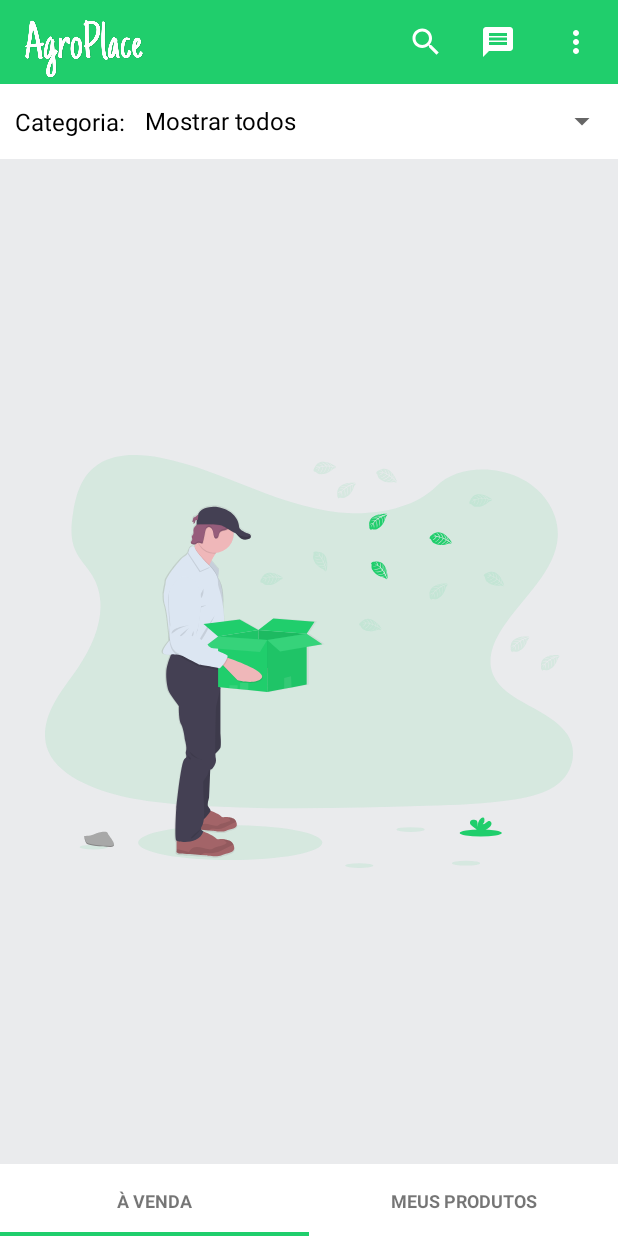
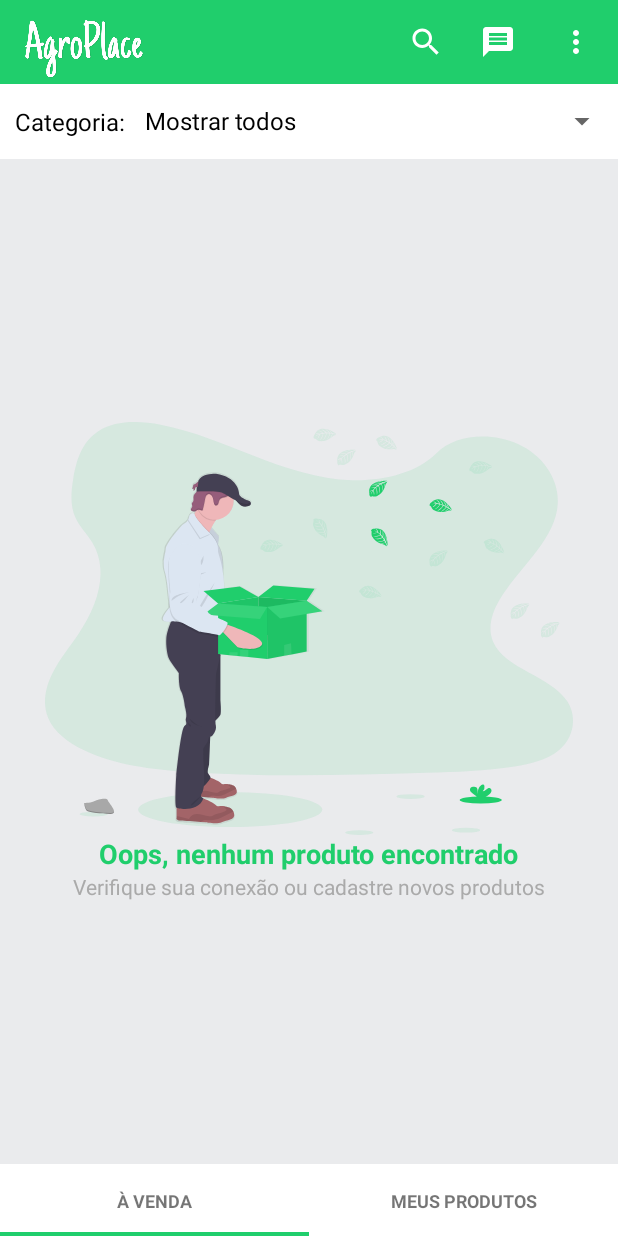
Before and after one commit to arthurvamattos/agroplace, an Android app: the screen it shows after launch once a user with an empty profile is signed in (MainActivity), on a phone screen of 412 x 824 dp. Run offline under Robolectric (Android 15) with nearby library versions, the phone set to English and light mode, and no system bars; our stand-ins replace CircleImageView, Firebase (no records; nobody signed in at launch, a user with empty details on screens opened directly), Picasso; pictures from the network do not load.

Commit message:
emptyview produtos v2

```diff
--- a/app/src/main/java/br/edu/ifro/agroplace/activity/PerfilActivity.java
+++ b/app/src/main/java/br/edu/ifro/agroplace/activity/PerfilActivity.java
@@ -15,6 +15,7 @@ import androidx.appcompat.widget.Toolbar;
 import android.util.Log;
 import android.view.View;
 import android.widget.ImageView;
+import android.widget.LinearLayout;
 import android.widget.TextView;
 
 import com.google.android.gms.tasks.OnSuccessListener;
@@ -55,7 +56,7 @@ public class PerfilActivity extends AppCompatActivity {
     private ProductsAdapter adapter;
     private ArrayList<Produto> produtos;
     private ImageView profilePic;
-    private ImageView icEmptyView;
+    private LinearLayout icEmptyView;
 
     private EventListener<QuerySnapshot> eventListener;
     private ListenerRegistration productListener;
--- a/app/src/main/java/br/edu/ifro/agroplace/fragment/MeusProdutosFragment.java
+++ b/app/src/main/java/br/edu/ifro/agroplace/fragment/MeusProdutosFragment.java
@@ -3,10 +3,8 @@ package br.edu.ifro.agroplace.fragment;
 
 import android.content.Intent;
 import android.graphics.Color;
-import android.graphics.drawable.Icon;
 import android.os.Bundle;
 import android.os.Handler;
-import androidx.annotation.NonNull;
 import androidx.annotation.Nullable;
 
 import com.google.android.gms.tasks.OnSuccessListener;
@@ -23,13 +21,9 @@ import android.view.View;
 import android.view.ViewGroup;
 import android.view.inputmethod.EditorInfo;
 import android.widget.ImageView;
+import android.widget.LinearLayout;
 
 import com.google.firebase.auth.FirebaseAuth;
-import com.google.firebase.database.DataSnapshot;
-import com.google.firebase.database.DatabaseError;
-import com.google.firebase.database.DatabaseReference;
-import com.google.firebase.database.Query;
-import com.google.firebase.database.ValueEventListener;
 import com.google.firebase.firestore.CollectionReference;
 import com.google.firebase.firestore.DocumentReference;
 import com.google.firebase.firestore.DocumentSnapshot;
@@ -75,7 +69,7 @@ public class MeusProdutosFragment extends Fragment implements CategoriaObserver
     private static List<SearchViewObserver> observers = new ArrayList<SearchViewObserver>();
 
     private RecyclerView productsRecyclerView;
-    private ImageView icEmptyView;
+    private LinearLayout icEmptyView;
 
     private CollectionReference conversasRef;
 
--- a/app/src/main/java/br/edu/ifro/agroplace/fragment/ProdutosFragment.java
+++ b/app/src/main/java/br/edu/ifro/agroplace/fragment/ProdutosFragment.java
@@ -22,6 +22,7 @@ import android.view.View;
 import android.view.ViewGroup;
 import android.view.inputmethod.EditorInfo;
 import android.widget.ImageView;
+import android.widget.LinearLayout;
 
 import com.google.android.gms.tasks.OnSuccessListener;
 import com.google.android.gms.tasks.Task;
@@ -76,7 +77,7 @@ public class ProdutosFragment extends Fragment implements CategoriaObserver {
 
     private CollectionReference conversasRef;
     private RecyclerView productsRecyclerView;
-    private ImageView icEmptyView;
+    private LinearLayout icEmptyView;
 
     public ProdutosFragment() {
     }
--- a/app/src/main/res/layout/fragment_produtos.xml
+++ b/app/src/main/res/layout/fragment_produtos.xml
@@ -5,14 +5,33 @@
     android:layout_height="match_parent"
     tools:context=".fragment.ProdutosFragment">
 
-    <ImageView
-        android:layout_gravity="center_vertical"
-        android:layout_width="wrap_content"
-        android:layout_height="275dp"
-        android:src="@drawable/ic_empty"
-        android:id="@+id/ic_empty_view"
+    <LinearLayout
+        android:layout_width="match_parent"
+        android:layout_height="wrap_content"
+        android:orientation="vertical"
+        android:layout_gravity="center"
+        android:gravity="center"
         android:visibility="gone"
-        android:layout_centerInParent="true"/>
+        android:id="@+id/ic_empty_view">
+        <ImageView
+            android:layout_width="wrap_content"
+            android:layout_height="275dp"
+            android:src="@drawable/ic_empty"
+            android:contentDescription="@string/noProducts"/>
+        <TextView
+            android:layout_width="wrap_content"
+            android:layout_height="wrap_content"
+            android:text="@string/noProducts"
+            android:textSize="18dp"
+            android:textStyle="bold"
+            android:textColor="@color/colorPrimary"/>
+        <TextView
+            android:layout_width="wrap_content"
+            android:layout_height="wrap_content"
+            android:text="@string/noProductsHint"
+            android:textSize="14dp"
+            android:textColor="@android:color/darker_gray"/>
+    </LinearLayout>
 
     <androidx.recyclerview.widget.RecyclerView
         android:layout_width="match_parent"
--- a/app/src/main/res/values/strings.xml
+++ b/app/src/main/res/values/strings.xml
@@ -4,4 +4,6 @@
     <string name="item_sair">Sair</string>
 
     <string name="hello_blank_fragment">Hello blank fragment</string>
+    <string name="noProducts">Oops, nenhum produto encontrado</string>
+    <string name="noProductsHint">Verifique sua conexão ou cadastre novos produtos</string>
 </resources>
```
Also changed, not shown: app/src/main/res/layout/activity_perfil.xml (+28 -6 lines), app/src/main/res/layout/fragment_meus_produtos.xml (+26 -6 lines).
